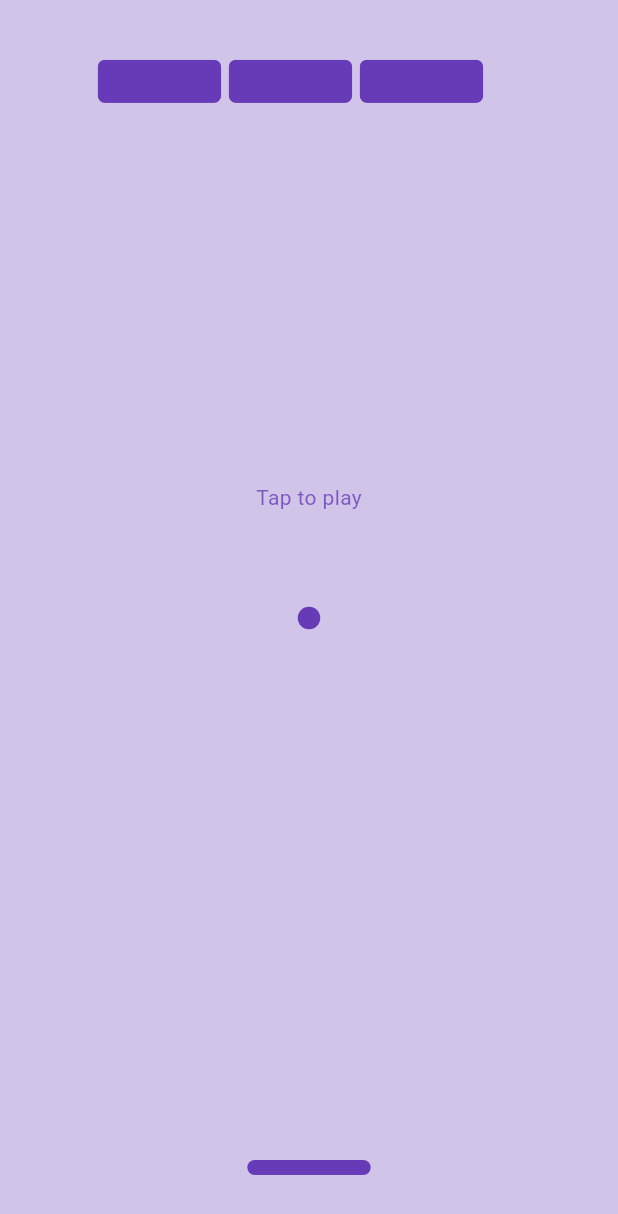
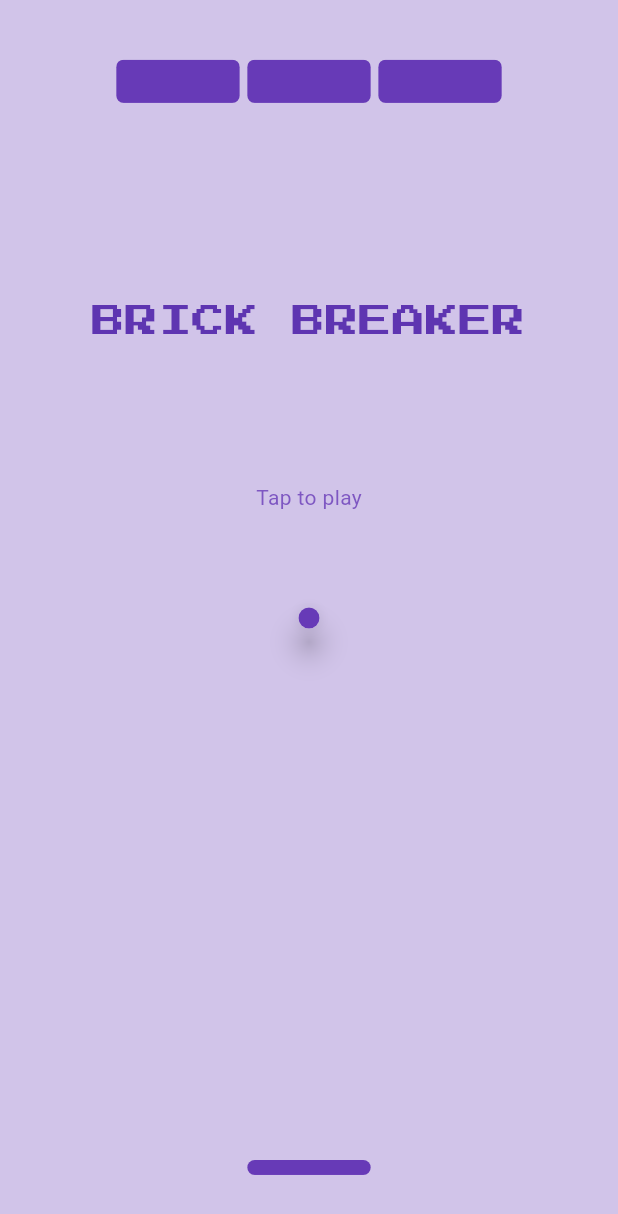
Before and after one commit to JagdishSingh01/Brick_breaker_game_using_flutter, a Flutter app: the screen it shows after launch, on a phone screen of 412 x 824 dp. Shown: the top 1214 px of the screen. Run offline on Flutter 3.47's test engine with Material 3 defaults, Android fonts, the phone set to English and light mode, and no system bars; drawn by our look-alikes of avatar_glow; our stand-ins replace google_fonts.

Commit message:
break breaker game done ✔

```diff
--- a/lib/ball.dart
+++ b/lib/ball.dart
@@ -1,20 +1,56 @@
+import 'package:avatar_glow/avatar_glow.dart';
 import 'package:flutter/material.dart';
 
 class MyBall extends StatelessWidget {
-  final ballX;
-  final ballY;
-  const MyBall({super.key, this.ballX, this.ballY});
+  final double ballX;
+  final double ballY;
+  final bool isGameOver;
+  final bool hasGameStarted;
+
+  const MyBall({
+    super.key,
+    required this.ballX,
+    required this.ballY,
+    required this.isGameOver,
+    required this.hasGameStarted,
+  });
 
   @override
   Widget build(BuildContext context) {
-    return Container(
+    return hasGameStarted
+        ? Container(
             alignment: Alignment(ballX, ballY),
             child: Container(
-        width: 15,
-        height: 15,
+              width: 12,
+              height: 12,
               decoration: BoxDecoration(
+                color: isGameOver ? Colors.deepPurple[300] : Colors.deepPurple,
+                shape: BoxShape.circle,
+              ),
+            ),
+          )
+        : Container(
+            alignment: Alignment(ballX, ballY),
+            child: AvatarGlow(
+              glowColor: const Color.fromARGB(255, 255, 255, 255),
+              endRadius: 60.0,
+              duration: Duration(seconds: 2),
+              repeat: true,
+              child: Material(
+                elevation: 8.0,
+                shape: CircleBorder(),
+                child: CircleAvatar(
+                  backgroundColor: Colors.deepPurple,
+                  child: Container(
+                    decoration: BoxDecoration(
+                      shape: BoxShape.circle,
                       color: Colors.deepPurple,
-          shape: BoxShape.circle,
+                    ),
+                    width: 12,
+                    height: 12,
+                  ),
+                  radius: 7.0,
+                ),
               ),
             ),
           );
--- a/lib/brick.dart
+++ b/lib/brick.dart
@@ -20,7 +20,7 @@ class MyBrick extends StatelessWidget {
     return brickBroken
     ? Container()
     : Container(
-      alignment: Alignment(brickX, brickY),
+      alignment: Alignment(brickX + brickWidth / 2, brickY),
       child: ClipRRect(
         borderRadius: BorderRadius.circular(5),
         child: Container(
--- a/lib/cover_screen.dart
+++ b/lib/cover_screen.dart
@@ -1,20 +1,41 @@
 import 'package:flutter/material.dart';
+import 'package:google_fonts/google_fonts.dart';
 
 class Coverscreen extends StatelessWidget {
   final bool hasGameStarted;
+  final bool isGameOver;
 
-  const Coverscreen({super.key, required this.hasGameStarted});
+  //font
+  static var gameFont = GoogleFonts.pressStart2p(
+    textStyle: TextStyle(color: Colors.deepPurple[600], fontSize: 22),
+  );
+
+  const Coverscreen({super.key, required this.hasGameStarted, required this.isGameOver});
 
   @override
   Widget build(BuildContext context) {
     return hasGameStarted
-    ? Container()
-    : Container(
+        ? Container(
+          alignment: Alignment(0, -0.5),
+          child: Text( isGameOver? '':
+            'BRICK BREAKER',
+            style: gameFont.copyWith(color: Colors.deepPurple[200]),
+          ),
+        )
+        : Stack(
+          children: [
+            Container(
+              alignment: Alignment(0, -0.5),
+              child: Text('BRICK BREAKER', style: gameFont),
+            ),
+            Container(
               alignment: Alignment(0, -0.2),
               child: Text(
                 'Tap to play',
                 style: TextStyle(color: Colors.deepPurple[400]),
               ),
+            ),
+          ],
         );
   }
 }
--- a/lib/gameover_screen.dart
+++ b/lib/gameover_screen.dart
@@ -1,19 +1,48 @@
 import 'package:flutter/material.dart';
+import 'package:google_fonts/google_fonts.dart';
 
 class GameoverScreen extends StatelessWidget {
   final bool isGameOver;
+  final function;
 
-  const GameoverScreen({super.key, required this.isGameOver});
+  static var gameFont = GoogleFonts.pressStart2p(
+    textStyle: TextStyle(
+      color: Colors.deepPurple[600], fontSize: 22
+    )
+  );
+
+  const GameoverScreen({super.key, required this.isGameOver, this.function});
 
   @override
   Widget build(BuildContext context) {
     return isGameOver
-        ? Container(
-          alignment: Alignment(0, -0.2),
-          child: Text(
-            'G A M E  O V E R',
-            style: TextStyle(color: Colors.deepPurple),
-          ),
+        ? Stack(
+          children: [
+            Container(
+              alignment: Alignment(0, -0.2),
+              child: Text(
+                'GAME OVER',
+                style: gameFont,
+              ),
+            ),
+            Container(
+              alignment: Alignment(0, 0),
+              child: GestureDetector(
+                onTap: function,
+                child: ClipRRect(
+                  borderRadius: BorderRadius.circular(8),
+                  child: Container(
+                    padding: EdgeInsets.all(7),
+                    color: Colors.deepPurple,
+                    child: Text(
+                      'PLAY AGAIN',
+                      style: TextStyle(color: Colors.white),
+                    ),
+                  ),
+                ),
+              ),
+            ),
+          ],
         )
         : Container();
   }
--- a/lib/homepage.dart
+++ b/lib/homepage.dart
@@ -1,4 +1,5 @@
 import 'dart:async';
+import 'dart:math';
 
 import 'package:brick_breaker_game/ball.dart';
 import 'package:brick_breaker_game/brick.dart';
@@ -21,24 +22,22 @@ class _HomePageState extends State<HomePage> {
   //ball variables
   double ballX = 0;
   double ballY = 0;
-  double ballXincrements = 0.007;
+  double ballXincrements = 0.01;
   double ballYincrements = 0.007;
-  var ballYDirection = direction.DOWN;
-  var ballXDirection = direction.LEFT;
+  direction ballYDirection = direction.DOWN;
+  direction ballXDirection = direction.LEFT;
+
 
   //brick variables
   //equation: 2*wallGap + n*brickWidth + (n-1)*brickGap = 2
-  static double firstBrickX = -1 + wallGap;
+
   static double firstBrickY = -0.9;
   static double brickWidth = 0.4; //out of 2
   static double brickHeight = 0.07; //out of 2
   static double brickGap = 0.13;
-  static int numberOfBricksInRow = 4;
-  static double wallGap =
-      0.5 *
-      (2 -
-          numberOfBricksInRow * brickWidth +
-          (numberOfBricksInRow - 1) * brickGap);
+  static int numberOfBricksInRow = 3;
+  static double wallGap =0.5 * (2 - numberOfBricksInRow * brickWidth - (numberOfBricksInRow - 1) * brickGap);
+  static double firstBrickX = -1 + wallGap;
   bool brickBroken = false;
 
   List MyBricks = [
@@ -100,6 +99,16 @@ class _HomePageState extends State<HomePage> {
 
   //start game
   void startGame() {
+    setState(() {
+      ballX = 0;
+      ballY = 0;
+      ballXDirection = direction.LEFT;
+      ballYDirection = direction.DOWN;
+
+      // Randomize increments to avoid repeating paths
+      ballXincrements = 0.009 + Random().nextDouble() * 0.002;
+      ballYincrements = 0.006 + Random().nextDouble() * 0.002;
+    });
     hasGameStarted = true;
     Timer.periodic(Duration(milliseconds: 10), (timer) {
       //update ball direction
@@ -121,7 +130,7 @@ class _HomePageState extends State<HomePage> {
 
   void checkForBrokenBricks() {
     //check for when ball hits the brick
-    for (int i = 0; i < MyBricks.length; i++){
+    for (int i = 0; i < MyBricks.length; i++) {
       if (ballX >= MyBricks[i][0] &&
           ballX <= MyBricks[i][0] + brickWidth &&
           ballY <= MyBricks[i][1] + brickHeight &&
@@ -131,24 +140,59 @@ class _HomePageState extends State<HomePage> {
 
           //since the ball is broken, update the direction of the ball
           //based on which side of the brick it will hit
+          double leftSideDist = (MyBricks[i][0] - ballX).abs();
+          double rightSideDist = (MyBricks[i][0] + brickWidth - ballX).abs();
+          double topSideDist = (MyBricks[i][1] - ballY).abs();
+          double bottomSideDist = (MyBricks[i][1] + brickHeight - ballY).abs();
 
-          //if ball hits bottom side of brik
-          ballYDirection = direction.DOWN;
+          String min = findMin(
+            leftSideDist,
+            rightSideDist,
+            topSideDist,
+            bottomSideDist,
+          );
 
-          //if ball hits top side of brik
-          ballYDirection = direction.UP;
-
-          //if ball hits left side of brik
-          ballYDirection = direction.LEFT;
-          //if ball hits right side of brik
-          ballYDirection = direction.RIGHT ;
-
-
+          switch (min) {
+            case 'left':
+              ballXDirection = direction.LEFT;
+              break;
+            case 'right':
+              ballXDirection = direction.RIGHT;
+              break;
+            case 'top':
+              ballYDirection = direction.UP;
+              break;
+            case 'bottom':
+              ballYDirection = direction.DOWN;
+              break;
+          }
         });
       }
     }
   }
 
+  //returns the smallest side
+  String findMin(double a, double b, double c, double d) {
+    List<double> myList = [a, b, c, d];
+    double currentMin = a;
+    for (int i = 0; i < myList.length; i++) {
+      if (myList[i] < currentMin) {
+        currentMin = myList[i];
+      }
+    }
+    if ((currentMin - a).abs() < 0.01) {
+      return 'left';
+    } else if ((currentMin - b).abs() < 0.01) {
+      return 'right';
+    } else if ((currentMin - c).abs() < 0.01) {
+      return 'top';
+    } else if ((currentMin - d).abs() < 0.01) {
+      return 'bottom';
+    }
+    return '';
+  }
+
+  //is player dead
   bool isPlayerDead() {
     if (ballY >= 1) {
       return true;
@@ -182,6 +226,15 @@ class _HomePageState extends State<HomePage> {
       //ball goes up when it hits the player
       if (ballY >= 0.9 && ballX >= playerX && ballX <= playerX + playerWidth) {
         ballYDirection = direction.UP;
+         // add horizontal variation
+        double hitPos = ballX - playerX; // relative hit position on paddle
+
+        if (hitPos < playerWidth / 3) {
+          ballXDirection = direction.LEFT;
+        } else if (hitPos > 2 * playerWidth / 3) {
+          ballXDirection = direction.RIGHT;
+        }
+
       }
       //ball goes down when it hits the top of the screen
       else if (ballY <= -1) {
@@ -199,26 +252,52 @@ class _HomePageState extends State<HomePage> {
     });
   }
 
+  void resetGame() {
+    setState(() {
+      playerX = -0.2;
+      ballX = 0;
+      ballY = 0;
+      isGameOver = false;
+      hasGameStarted = false;
+      ballXDirection = direction.LEFT;
+      ballYDirection = direction.DOWN;
+      MyBricks = [
+        [firstBrickX + 0 * (brickWidth + brickGap), firstBrickY, false],
+        [firstBrickX + 1 * (brickWidth + brickGap), firstBrickY, false],
+        [firstBrickX + 2 * (brickWidth + brickGap), firstBrickY, false],
+      ];
+    });
+  }
+
   @override
   Widget build(BuildContext context) {
     return Focus(
       focusNode: _focusNode,
       onKeyEvent: _handleKeyEvent,
       child: GestureDetector(
-        onTap: startGame,
+      onTap: () {
+        if (!isGameOver && !hasGameStarted) {
+          startGame();
+        }
+      },
         child: Scaffold(
           backgroundColor: Colors.deepPurple[100],
           body: Center(
             child: Stack(
               children: [
                 //tap to play
-                Coverscreen(hasGameStarted: hasGameStarted),
+                Coverscreen(hasGameStarted: hasGameStarted, isGameOver: isGameOver,),
 
                 //game over screen
-                GameoverScreen(isGameOver: isGameOver),
+                GameoverScreen(isGameOver: isGameOver, function: resetGame,),
 
                 //ball
-                MyBall(ballX: ballX, ballY: ballY),
+                MyBall(
+                  ballX: ballX,
+                  ballY: ballY,
+                  isGameOver: isGameOver,
+                  hasGameStarted: hasGameStarted,
+                ),
 
                 //Player
                 MyPlayer(playerX: playerX, playerWidth: playerWidth),
--- a/pubspec.yaml
+++ b/pubspec.yaml
@@ -34,6 +34,8 @@ dependencies:
   # The following adds the Cupertino Icons font to your application.
   # Use with the CupertinoIcons class for iOS style icons.
   cupertino_icons: ^1.0.8
+  google_fonts: ^6.2.1
+  avatar_glow: 2.0.1
 
 dev_dependencies:
   flutter_test:
```
Also changed, not shown: pubspec.lock, 2 other files. Lines whose indentation alone changed are shown as unchanged.
